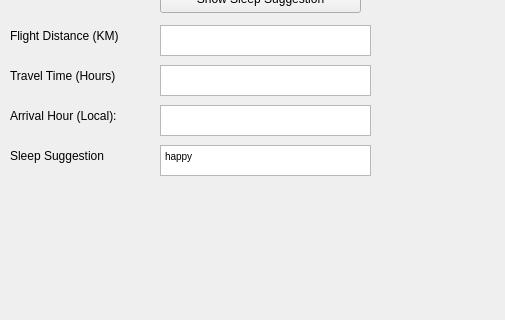
WSU-4110/Jet-Lag-Helper, file jetlag.ui: the form before one commit; both pictures show x 0 to 505 and y 225 to 545 of the 733 by 728 pixel window.
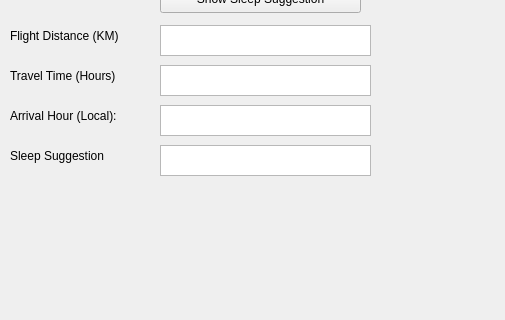
The form after the commit.

Commit message: removed happy from output and fixed a loop warning

What changed in the file:
```diff
--- a/jetlag.ui
+++ b/jetlag.ui
@@ -181,7 +181,7 @@
 &lt;html&gt;&lt;head&gt;&lt;meta name=&quot;qrichtext&quot; content=&quot;1&quot; /&gt;&lt;style type=&quot;text/css&quot;&gt;
 p, li { white-space: pre-wrap; }
 &lt;/style&gt;&lt;/head&gt;&lt;body style=&quot; font-family:'MS Shell Dlg 2'; font-size:8.25pt; font-weight:400; font-style:normal;&quot;&gt;
-&lt;p style=&quot; margin-top:0px; margin-bottom:0px; margin-left:0px; margin-right:0px; -qt-block-indent:0; text-indent:0px;&quot;&gt;&lt;span style=&quot; font-size:7.8pt;&quot;&gt;happy&lt;/span&gt;&lt;/p&gt;&lt;/body&gt;&lt;/html&gt;</string>
+&lt;p style=&quot;-qt-paragraph-type:empty; margin-top:0px; margin-bottom:0px; margin-left:0px; margin-right:0px; -qt-block-indent:0; text-indent:0px;&quot;&gt;&lt;br /&gt;&lt;/p&gt;&lt;/body&gt;&lt;/html&gt;</string>
     </property>
    </widget>
    <widget class="QLineEdit" name="txtOriginCityName">
```
The commit also changes 1 other file.
